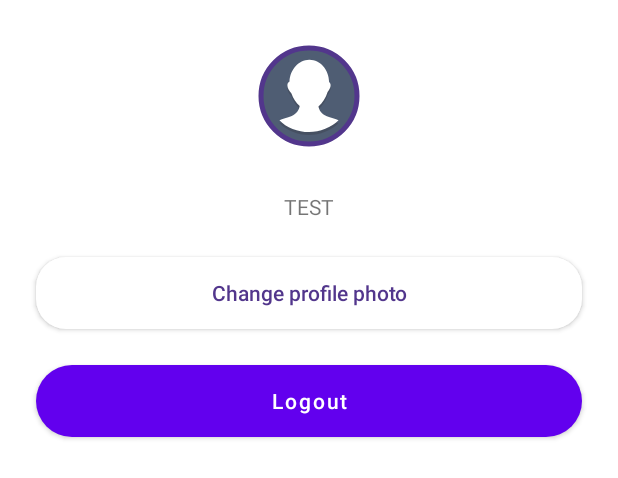
After one commit to mihaelrodek/isa-shows-app-mihaelrodek, an Android app: the layout dialog_user.xml on its own in the app's theme, with its tools: preview values and no code run, on a phone screen of 412 x 824 dp. The commit adds this screen. Shown: the top 478 px of the screen. Run offline under Robolectric (Android 15) with nearby library versions, the phone set to English and light mode, and no system bars.

Commit message:
Minor changes

```diff
--- a/app/build.gradle
+++ b/app/build.gradle
@@ -4,6 +4,7 @@ plugins {
 }
 
 apply plugin: "androidx.navigation.safeargs"
+apply plugin: 'kotlin-kapt'
 
 android {
     compileSdkVersion 30
@@ -56,4 +57,7 @@ dependencies {
     def nav_version = "2.3.5"
     implementation "androidx.navigation:navigation-fragment-ktx:$nav_version"
     implementation "androidx.navigation:navigation-ui-ktx:$nav_version"
+
+    implementation "com.github.bumptech.glide:glide:4.12.0"
+    kapt "com.github.bumptech.glide:compiler:4.12.0"
 }
--- a/app/src/main/res/color/selector_revive_button.xml
+++ b/app/src/main/res/color/selector_revive_button.xml
@@ -1,4 +1,4 @@
 <?xml version="1.0" encoding="utf-8"?>
 <selector xmlns:android="http://schemas.android.com/apk/res/android">
-    <item android:color="@color/purple_500"/>
+    <item android:color="@color/purple"/>
 </selector>
--- /dev/null
+++ b/app/src/main/res/drawable/selector_photo_button.xml
@@ -0,0 +1,11 @@
+<?xml version="1.0" encoding="utf-8"?>
+<selector xmlns:android="http://schemas.android.com/apk/res/android">
+
+
+    <item android:drawable="@drawable/rounded_button_selected" android:state_enabled="true"
+        android:color="@color/white"></item>
+
+    <item android:drawable="@drawable/rounded_button_deselected"
+        android:color="@color/white"></item>
+
+</selector>
--- /dev/null
+++ b/app/src/main/res/layout/dialog_user.xml
@@ -0,0 +1,53 @@
+<?xml version="1.0" encoding="utf-8"?>
+<LinearLayout xmlns:android="http://schemas.android.com/apk/res/android"
+    xmlns:app="http://schemas.android.com/apk/res-auto"
+    xmlns:tools="http://schemas.android.com/tools"
+    android:layout_width="match_parent"
+    android:layout_height="wrap_content"
+    android:background="@drawable/bottom_sheet_dialog"
+    android:orientation="vertical"
+    >
+
+    <com.google.android.material.imageview.ShapeableImageView
+        android:id="@+id/dialog_profile_photo"
+        android:layout_width="wrap_content"
+        android:layout_height="wrap_content"
+        android:layout_marginTop="24dp"
+        android:padding="8dp"
+        android:src="@drawable/ic_profile_icon"
+        android:layout_gravity="center"
+        app:strokeWidth="3dp"
+        app:strokeColor="@color/purple"
+        app:shapeAppearanceOverlay="@style/ShapeAppearanceOverlay.App.CornerSize50Percent"
+        />
+
+    <TextView
+        android:id="@+id/dialog_mail"
+        android:layout_width="wrap_content"
+        android:layout_marginVertical="24dp"
+        android:layout_height="wrap_content"
+        android:layout_gravity="center"
+        tools:text="TEST"/>
+
+    <androidx.appcompat.widget.AppCompatButton
+        android:id="@+id/dialog_change_photo"
+        android:layout_width="match_parent"
+        android:layout_height="wrap_content"
+        android:text="@string/change_profile_photo"
+        android:layout_marginHorizontal="24dp"
+        android:textColor="@color/purple"
+        android:textAllCaps="false"
+        android:background="@drawable/selector_photo_button"/>
+
+    <com.google.android.material.button.MaterialButton
+    android:id="@+id/dialog_logout"
+    android:layout_width="match_parent"
+    android:layout_height="wrap_content"
+    android:text="@string/logout"
+    android:layout_margin="24dp"
+    android:textColor="@color/white"
+    android:textAllCaps="false"
+    android:background="@drawable/review_rounded"
+    />
+
+</LinearLayout>
--- a/app/src/main/res/layout/fragment_show_details.xml
+++ b/app/src/main/res/layout/fragment_show_details.xml
@@ -5,7 +5,7 @@
     xmlns:tools="http://schemas.android.com/tools"
     android:layout_width="match_parent"
     android:layout_height="match_parent"
-    tools:context=".ShowDetailsActivity"
+    tools:context=".ShowDetailsFragment"
     android:orientation="vertical">
 
     <com.google.android.material.appbar.AppBarLayout
--- a/app/src/main/res/layout/fragment_shows.xml
+++ b/app/src/main/res/layout/fragment_shows.xml
@@ -34,10 +34,10 @@
             android:layout_weight="1"/>
 
         <ImageView
-            android:id="@+id/logout_button"
+            android:id="@+id/user_photo"
             android:layout_width="30dp"
             android:layout_height="30dp"
-            android:src="@drawable/ic_logout_button"
+            android:src="@drawable/ic_profile_icon"
             android:layout_gravity="center"
             android:layout_weight="1"/>
 
--- a/app/src/main/res/values/strings.xml
+++ b/app/src/main/res/values/strings.xml
@@ -19,4 +19,6 @@
     <string name="comment">Comment</string>
     <string name="description">Description</string>
     <string name="remember_me">Remember me</string>
+    <string name="change_profile_photo">Change profile photo</string>
+    <string name="logout">Logout</string>
 </resources>
--- a/app/src/main/res/values/styles.xml
+++ b/app/src/main/res/values/styles.xml
@@ -37,4 +37,8 @@
         <item name="cornerSize">7%</item>
     </style>
 
+    <style name="ShapeAppearanceOverlay.App.CornerSize50Percent" parent="">
+        <item name="cornerSize">50%</item>
+    </style>
+
 </resources>
```
Also changed, not shown: app/src/main/java/com/android/infinum/FileUtil.kt (added, +85 -0 lines), app/src/main/java/com/android/infinum/ShowDetailsViewModel.kt (added, +28 -0 lines), app/src/main/java/com/android/infinum/ShowsFragment.kt (+26 -3 lines), app/src/main/java/com/android/infinum/ShowsViewModel.kt (added, +70 -0 lines), app/src/main/res/drawable/change_photo.xml (added, +12 -0 lines), app/src/main/res/layout/fragment_login.xml (+3 -4 lines), app/src/main/res/navigation/main.xml (+8 -8 lines), app/src/main/res/drawable/selector_login_button.xml (renamed from app/src/main/res/drawable/selector_button.xml).
